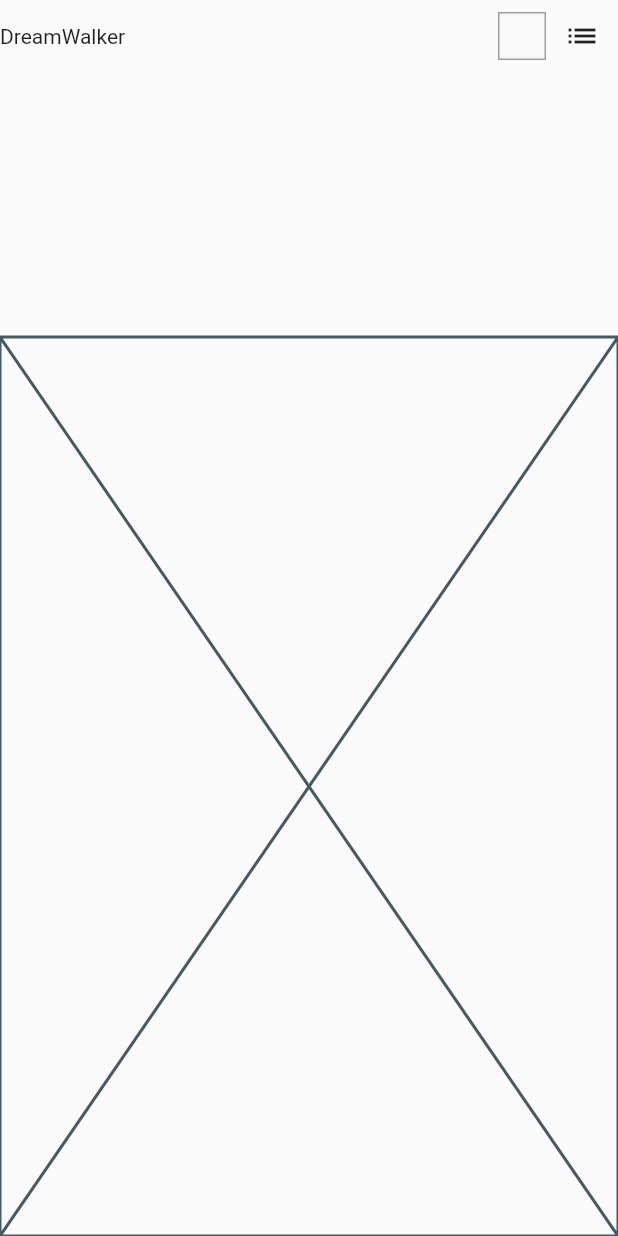
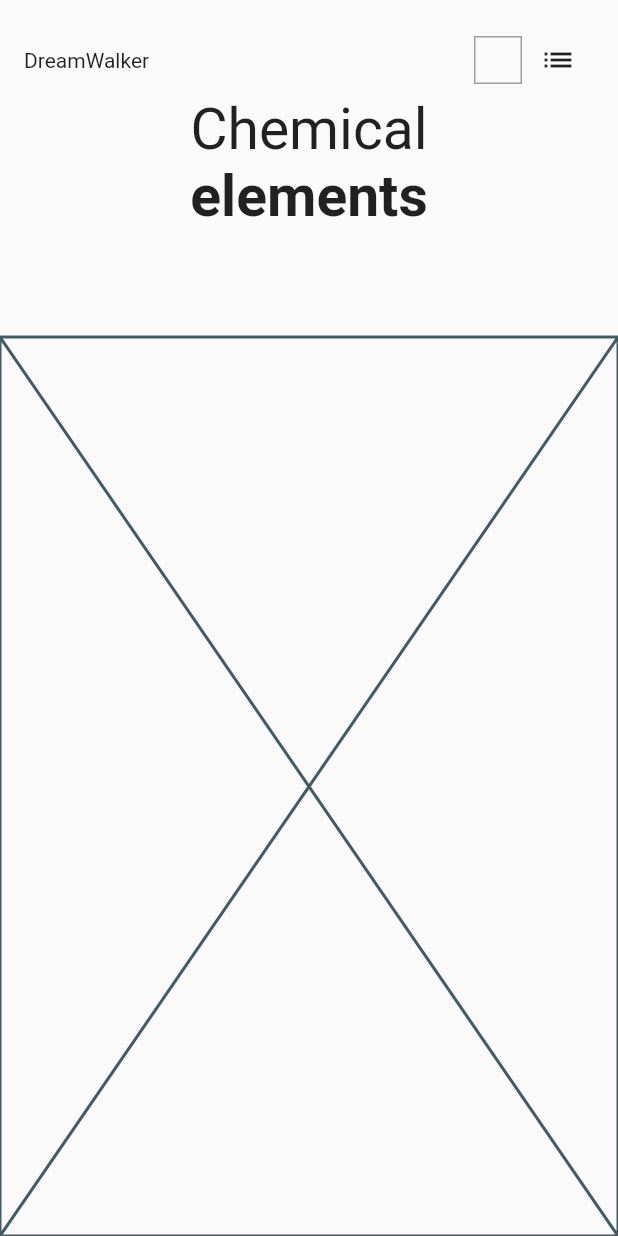
Before and after one commit to JAICHANGPARK/flutter_notebook_8th_story, a Flutter app: the screen it shows after launch, on a phone screen of 412 x 824 dp. Run offline on Flutter 3.47's test engine with Material 2 defaults, Android fonts, the phone set to English and light mode, and no system bars.

Commit message:
Update element_main_page.dart

```diff
--- a/lib/ep551_element_app/element_main_page.dart
+++ b/lib/ep551_element_app/element_main_page.dart
@@ -21,9 +21,14 @@ class _ElementMainPageState extends State<ElementMainPage> {
       body: SafeArea(
         child: Column(
           children: [
-            Expanded(flex: 3, child: Column(
+            Expanded(
+                flex: 3,
+                child: Padding(
+                  padding: const EdgeInsets.all(16.0),
+                  child: Column(
                     children: [
-                Row(children: [
+                      Row(
+                        children: [
                           Text("DreamWalker"),
                           Spacer(),
                           Container(
@@ -33,11 +38,19 @@ class _ElementMainPageState extends State<ElementMainPage> {
                               border: Border.all(color: Colors.grey),
                             ),
                           ),
-                  IconButton(icon: Icon(Icons.list), onPressed: (){
-
-                  })
-                ],)
+                          IconButton(icon: Icon(Icons.list), onPressed: () {})
                         ],
+                      ),
+                      Text(
+                        "Chemical",
+                        style: TextStyle(fontSize: 38),
+                      ),
+                      Text(
+                        "elements",
+                        style: TextStyle(fontSize: 38, fontWeight: FontWeight.bold),
+                      )
+                    ],
+                  ),
                 )),
             Expanded(flex: 8, child: Placeholder()),
           ],
```
Lines whose indentation alone changed are shown as unchanged.
